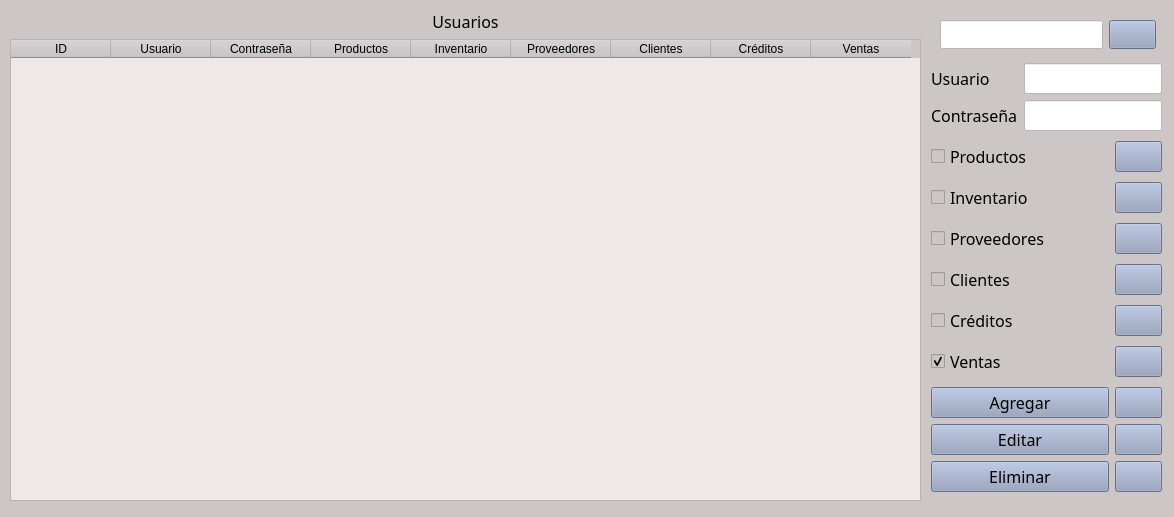
jesusArteaga17/FerreteriaGuerreroPython, file Usuarios.ui: the form before one commit.
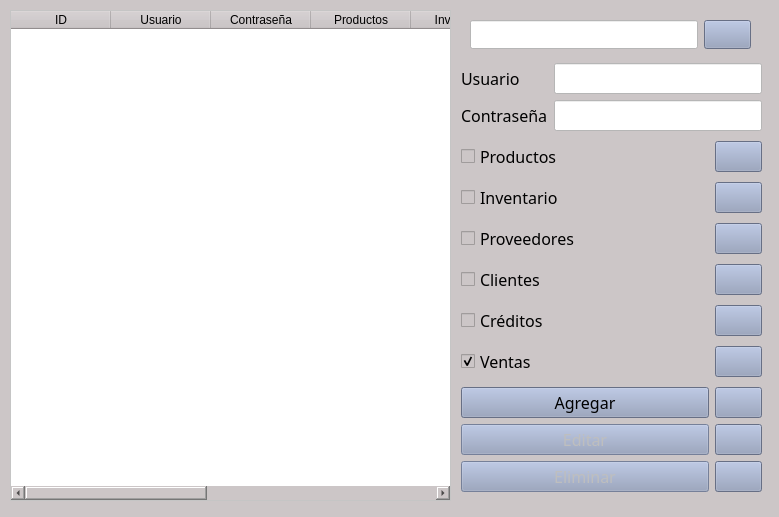
The form after the commit. Icons and pictures are not drawn.

```diff
--- a/Usuarios.ui
+++ b/Usuarios.ui
@@ -6,7 +6,7 @@
    <rect>
     <x>0</x>
     <y>0</y>
-    <width>1174</width>
+    <width>779</width>
     <height>517</height>
    </rect>
   </property>
@@ -42,35 +42,22 @@
     <rect>
      <x>10</x>
      <y>10</y>
-     <width>911</width>
+     <width>441</width>
      <height>491</height>
     </rect>
    </property>
    <layout class="QVBoxLayout" name="verticalLayout">
-    <item>
-     <widget class="QLabel" name="label">
-      <property name="font">
-       <font>
-        <family>Arial Unicode MS</family>
-        <pointsize>12</pointsize>
-        <weight>9</weight>
-        <italic>false</italic>
-        <bold>false</bold>
-       </font>
-      </property>
-      <property name="text">
-       <string>Usuarios</string>
-      </property>
-      <property name="alignment">
-       <set>Qt::AlignCenter</set>
-      </property>
-     </widget>
-    </item>
     <item>
      <widget class="QTableWidget" name="tableUsuarios">
       <property name="enabled">
        <bool>true</bool>
       </property>
+      <property name="styleSheet">
+       <string notr="true">QTableView,QListView::section {
+	Background-color:rgb(255, 255, 255);
+	alternate-background-color:rgb(200, 167, 255);	
+}</string>
+      </property>
       <property name="editTriggers">
        <set>QAbstractItemView::NoEditTriggers</set>
       </property>
@@ -135,9 +122,9 @@
   <widget class="QWidget" name="layoutWidget">
    <property name="geometry">
     <rect>
-     <x>931</x>
+     <x>461</x>
      <y>59</y>
-     <width>231</width>
+     <width>301</width>
      <height>441</height>
     </rect>
    </property>
@@ -379,6 +366,9 @@
        <layout class="QHBoxLayout" name="horizontalLayout_3">
         <item>
          <widget class="QPushButton" name="boteditar">
+          <property name="enabled">
+           <bool>false</bool>
+          </property>
           <property name="text">
            <string>Editar</string>
           </property>
@@ -407,6 +397,9 @@
        <layout class="QHBoxLayout" name="horizontalLayout_4">
         <item>
          <widget class="QPushButton" name="boteliminar">
+          <property name="enabled">
+           <bool>false</bool>
+          </property>
           <property name="text">
            <string>Eliminar</string>
           </property>
@@ -438,9 +431,9 @@
   <widget class="QWidget" name="layoutWidget">
    <property name="geometry">
     <rect>
-     <x>940</x>
+     <x>470</x>
      <y>20</y>
-     <width>216</width>
+     <width>281</width>
      <height>29</height>
     </rect>
    </property>
```
